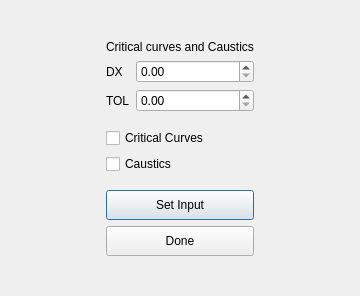
First picture: the form in src/gui/forms/causticdialog.ui, repository Vriur/xfglenses, before the edit.
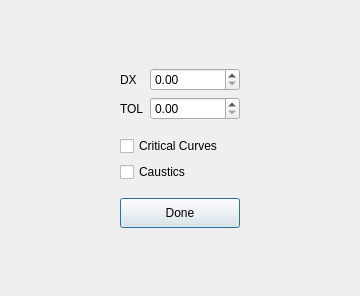
Second picture: the form after the edit.

Commit message: Delete sub title & GUI events

Patch:
```diff
--- a/src/gui/forms/causticdialog.ui
+++ b/src/gui/forms/causticdialog.ui
@@ -61,20 +61,7 @@
    </item>
    <item row="1" column="1">
     <layout class="QGridLayout" name="gridLayout">
-     <item row="0" column="0">
-      <widget class="QLabel" name="Title">
-       <property name="sizePolicy">
-        <sizepolicy hsizetype="Expanding" vsizetype="Expanding">
-         <horstretch>0</horstretch>
-         <verstretch>0</verstretch>
-        </sizepolicy>
-       </property>
-       <property name="text">
-        <string>&lt;html&gt;&lt;head/&gt;&lt;body&gt;&lt;p align=&quot;center&quot;&gt;Critical curves and Caustics&lt;/p&gt;&lt;/body&gt;&lt;/html&gt;</string>
-       </property>
-      </widget>
-     </item>
-     <item row="3" column="0">
+     <item row="2" column="0">
       <layout class="QVBoxLayout" name="verticalLayout">
        <item>
         <widget class="QCheckBox" name="CriticalCurvesChkBox">
@@ -106,19 +93,6 @@
          </property>
         </spacer>
        </item>
-       <item>
-        <widget class="QPushButton" name="SetInputBtn">
-         <property name="minimumSize">
-          <size>
-           <width>120</width>
-           <height>30</height>
-          </size>
-         </property>
-         <property name="text">
-          <string>Set Input</string>
-         </property>
-        </widget>
-       </item>
        <item>
         <widget class="QPushButton" name="DoneBtn">
          <property name="minimumSize">
@@ -135,6 +109,22 @@
       </layout>
      </item>
      <item row="1" column="0">
+      <spacer name="verticalSpacer_3">
+       <property name="orientation">
+        <enum>Qt::Vertical</enum>
+       </property>
+       <property name="sizeType">
+        <enum>QSizePolicy::Fixed</enum>
+       </property>
+       <property name="sizeHint" stdset="0">
+        <size>
+         <width>20</width>
+         <height>10</height>
+        </size>
+       </property>
+      </spacer>
+     </item>
+     <item row="0" column="0">
       <layout class="QFormLayout" name="formLayout">
        <item row="0" column="0">
         <widget class="QLabel" name="label">
@@ -178,22 +168,6 @@
        </item>
       </layout>
      </item>
-     <item row="2" column="0">
-      <spacer name="verticalSpacer_3">
-       <property name="orientation">
-        <enum>Qt::Vertical</enum>
-       </property>
-       <property name="sizeType">
-        <enum>QSizePolicy::Fixed</enum>
-       </property>
-       <property name="sizeHint" stdset="0">
-        <size>
-         <width>20</width>
-         <height>10</height>
-        </size>
-       </property>
-      </spacer>
-     </item>
     </layout>
    </item>
    <item row="1" column="2">
```
Left out of the diff: 8 changed lines with no effect on the pictures. The commit also changes 21 other files.
